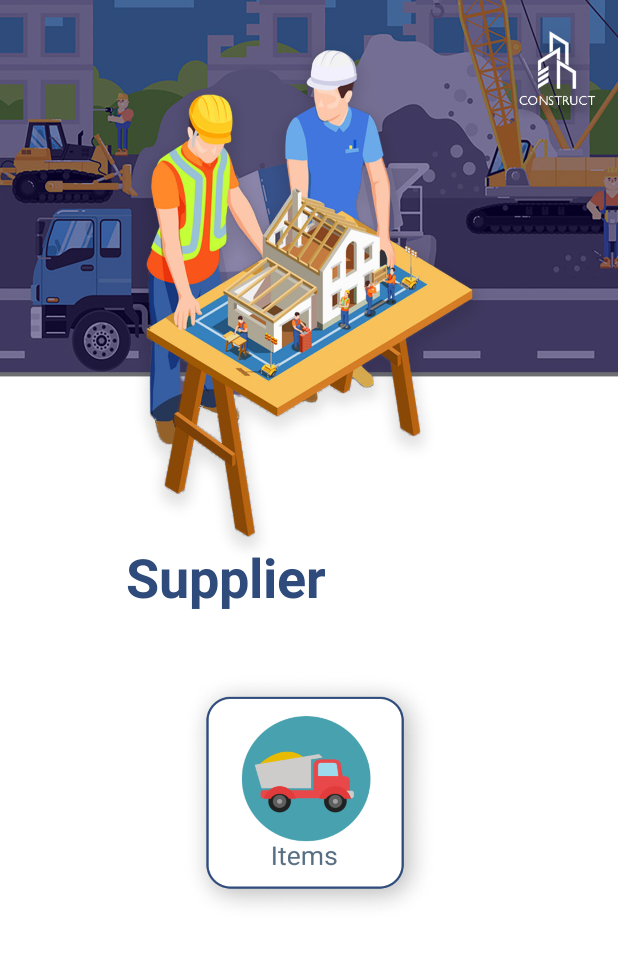
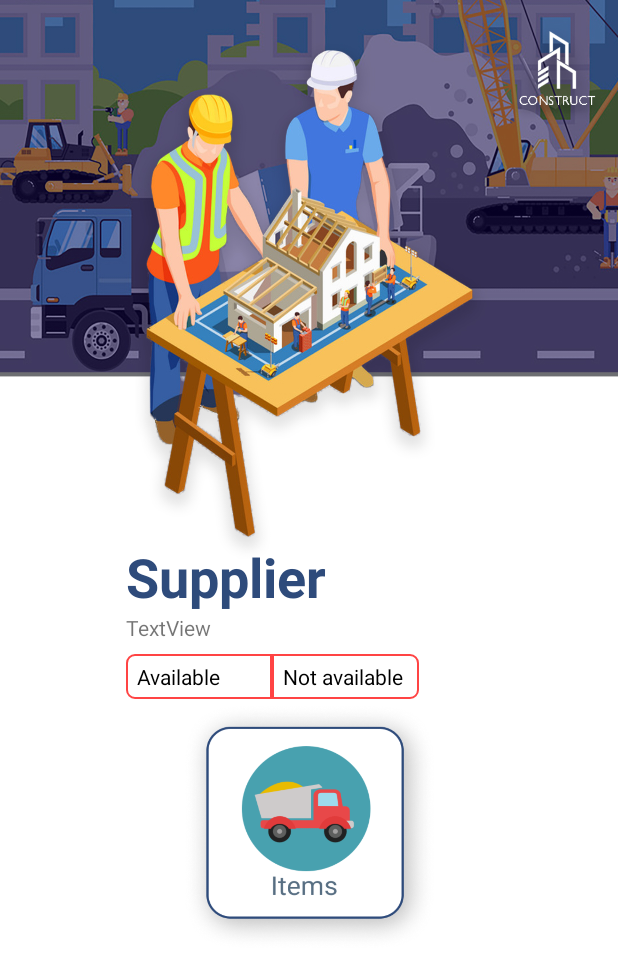
Before and after one commit to ravindukariyapperuma/Construction-Mobile-App, an Android app: the SupplierDashboard screen opened directly, with no data from a screen before it, on a phone screen of 412 x 824 dp. Shown: the top 971 px of the screen. Run offline under Robolectric (Android 15) with nearby library versions, the phone set to English and light mode, and no system bars.

Commit message:
dashboard-icons

```diff
--- a/app/src/main/java/com/example/requisitionandapproval/DashBoards/SupplierDashboard.java
+++ b/app/src/main/java/com/example/requisitionandapproval/DashBoards/SupplierDashboard.java
@@ -1,12 +1,16 @@
 package com.example.requisitionandapproval.DashBoards;
 
 import androidx.appcompat.app.AppCompatActivity;
+import androidx.appcompat.widget.AppCompatRadioButton;
 
 import android.content.Intent;
+import android.graphics.Color;
 import android.os.Bundle;
 import android.os.Handler;
 import android.view.View;
 import android.widget.ImageView;
+import android.widget.RadioButton;
+import android.widget.TextView;
 import android.widget.Toast;
 
 import com.example.requisitionandapproval.MainClasses.Suppliers.SupplierProfile;
@@ -16,9 +20,25 @@ public class SupplierDashboard extends AppCompatActivity {
 
     String EXTRA_SESSION_ID;
     ImageView supplierr;
+    AppCompatRadioButton rbAvailable, rbNotAvailable;
+    RadioButton rdActive, rdNotActive;
+    TextView txtUsername;
+//    String username ="abc";
     @Override
     protected void onCreate(Bundle savedInstanceState) {
         super.onCreate(savedInstanceState);
+
+        rbAvailable = findViewById(R.id.rbAvailable);
+        rbNotAvailable = findViewById(R.id.rbNotAvailable);
+
+//        rdActive = findViewById(R.id.rdActive);
+//        rdNotActive = findViewById(R.id.rdNotActive);
+//        rdActive.setChecked(true);
+
+
+        txtUsername = findViewById(R.id.txtUsername);
+//        txtUsername.setText(username);
+
         setContentView(R.layout.activity_supplier_dashboard);
 
         supplierr = findViewById(R.id.supplierr);
@@ -34,7 +54,36 @@ public class SupplierDashboard extends AppCompatActivity {
                 startActivity(intent1);
             }
         });
+
+
     }
+
+    public void onRadioButtonClick(View view){
+        boolean isSelected = ((AppCompatRadioButton)view).isChecked();
+//        switch (view.getId()){
+//            case R.id.rbAvailable:
+//                if(isSelected){
+//                    rbAvailable.setTextColor(Color.WHITE);
+//                    rbNotAvailable.setTextColor(Color.RED);
+//                }
+//                break;
+//            case R.id.rbNotAvailable:
+//                if(isSelected){
+//                    rbNotAvailable.setTextColor(Color.WHITE);
+//                    rbAvailable.setTextColor(Color.RED);
+//                }
+//                break;
+//        }
+//        if(rbAvailable.isChecked()){
+//            rbAvailable.setTextColor(Color.WHITE);
+//            rbNotAvailable.setTextColor(Color.RED);
+//        }else{
+//            rbNotAvailable.setTextColor(Color.WHITE);
+//            rbAvailable.setTextColor(Color.RED);
+//        }
+    }
+
+
     boolean doubleBackToExitPressedOnce = false;
 
     @Override
--- /dev/null
+++ b/app/src/main/res/drawable/radio_button_left_checked.xml
@@ -0,0 +1,5 @@
+<?xml version="1.0" encoding="utf-8"?>
+<shape android:shape="rectangle" xmlns:android="http://schemas.android.com/apk/res/android">
+    <solid android:color="@android:color/holo_red_light"/>
+    <corners android:topLeftRadius="5dp" android:bottomLeftRadius="5dp"/>
+</shape>
--- /dev/null
+++ b/app/src/main/res/drawable/radio_button_left_selector.xml
@@ -0,0 +1,5 @@
+<?xml version="1.0" encoding="utf-8"?>
+<selector xmlns:android="http://schemas.android.com/apk/res/android">
+    <item android:drawable="@drawable/radio_button_left_checked" android:state_checked="true" />
+    <item android:drawable="@drawable/radio_button_left_uncheck" android:state_checked="false" />
+</selector>
--- /dev/null
+++ b/app/src/main/res/drawable/radio_button_left_uncheck.xml
@@ -0,0 +1,6 @@
+<?xml version="1.0" encoding="utf-8"?>
+<shape android:shape="rectangle" xmlns:android="http://schemas.android.com/apk/res/android">
+    <solid android:color="@android:color/white"/>
+    <corners android:topLeftRadius="5dp" android:bottomLeftRadius="5dp"/>
+    <stroke android:color="@android:color/holo_red_light" android:width="1dp"/>
+</shape>
--- /dev/null
+++ b/app/src/main/res/drawable/radio_button_right_checked.xml
@@ -0,0 +1,5 @@
+<?xml version="1.0" encoding="utf-8"?>
+<shape android:shape="rectangle" xmlns:android="http://schemas.android.com/apk/res/android">
+    <solid android:color="@android:color/holo_red_light"/>
+    <corners android:topRightRadius="5dp" android:bottomRightRadius="5dp"/>
+</shape>
--- /dev/null
+++ b/app/src/main/res/drawable/radio_button_right_selector.xml
@@ -0,0 +1,5 @@
+<?xml version="1.0" encoding="utf-8"?>
+<selector xmlns:android="http://schemas.android.com/apk/res/android">
+    <item android:drawable="@drawable/radio_button_right_checked" android:state_checked="true" />
+    <item android:drawable="@drawable/radio_button_right_uncheck" android:state_checked="false" />
+</selector>
--- /dev/null
+++ b/app/src/main/res/drawable/radio_button_right_uncheck.xml
@@ -0,0 +1,6 @@
+<?xml version="1.0" encoding="utf-8"?>
+<shape android:shape="rectangle" xmlns:android="http://schemas.android.com/apk/res/android">
+    <solid android:color="@android:color/white"/>
+    <corners android:topRightRadius="5dp" android:bottomRightRadius="5dp"/>
+    <stroke android:color="@android:color/holo_red_light" android:width="1dp"/>
+</shape>
--- a/app/src/main/res/layout/activity_supplier_dashboard.xml
+++ b/app/src/main/res/layout/activity_supplier_dashboard.xml
@@ -23,7 +23,7 @@
         android:id="@+id/supplierr"
         android:layout_width="170dp"
         android:layout_height="165dp"
-        android:layout_marginTop="40dp"
+        android:layout_marginTop="60dp"
         android:background="@drawable/supitems"
         app:layout_constraintEnd_toEndOf="parent"
         app:layout_constraintStart_toStartOf="parent"
@@ -43,5 +43,50 @@
         app:layout_constraintStart_toStartOf="parent"
         app:layout_constraintTop_toTopOf="parent" />
 
+    <RadioGroup
+        android:layout_width="195dp"
+        android:layout_height="36dp"
+        android:layout_marginTop="5dp"
+        android:orientation="horizontal"
+        app:layout_constraintStart_toStartOf="@+id/txtUsername"
+        app:layout_constraintTop_toBottomOf="@+id/txtUsername">
+
+        <androidx.appcompat.widget.AppCompatRadioButton
+            android:id="@+id/rbAvailable"
+            android:layout_width="0dp"
+            android:layout_height="30dp"
+            android:layout_gravity="center"
+            android:layout_weight="1"
+            android:background="@drawable/radio_button_left_selector"
+            android:button="@android:color/transparent"
+            android:checked="false"
+            android:onClick="onRadioButtonClick"
+            android:paddingLeft="8dp"
+            android:text="Available"
+            android:textColor="@android:color/black" />
+
+        <androidx.appcompat.widget.AppCompatRadioButton
+            android:id="@+id/rbNotAvailable"
+            android:layout_width="0dp"
+            android:layout_height="30dp"
+            android:layout_gravity="center"
+            android:layout_weight="1"
+            android:background="@drawable/radio_button_right_selector"
+            android:button="@android:color/transparent"
+            android:checked="false"
+            android:onClick="onRadioButtonClick"
+            android:paddingLeft="8dp"
+            android:text="Not available"
+            android:textColor="@android:color/black" />
+    </RadioGroup>
+
+    <TextView
+        android:id="@+id/txtUsername"
+        android:layout_width="wrap_content"
+        android:layout_height="wrap_content"
+        android:text="TextView"
+        app:layout_constraintStart_toStartOf="@+id/textView14"
+        app:layout_constraintTop_toBottomOf="@+id/textView14" />
+
 </androidx.constraintlayout.widget.ConstraintLayout>
 </ScrollView>
```
Also changed, not shown: app/src/main/res/drawable-v24/delivered.png (added), app/src/main/res/drawable-v24/inprogres.png (added), app/src/main/res/drawable-v24/orders.png (added).
